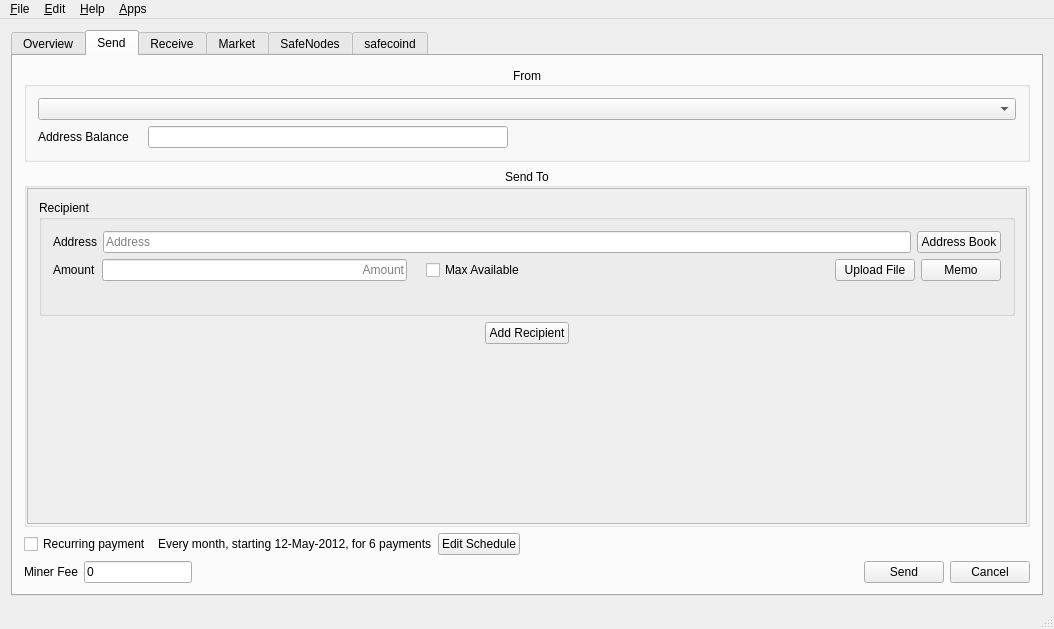
First picture: the form in src/mainwindow.ui, repository OleksandrBlack/safecoin-qt-wallet, before the edit.
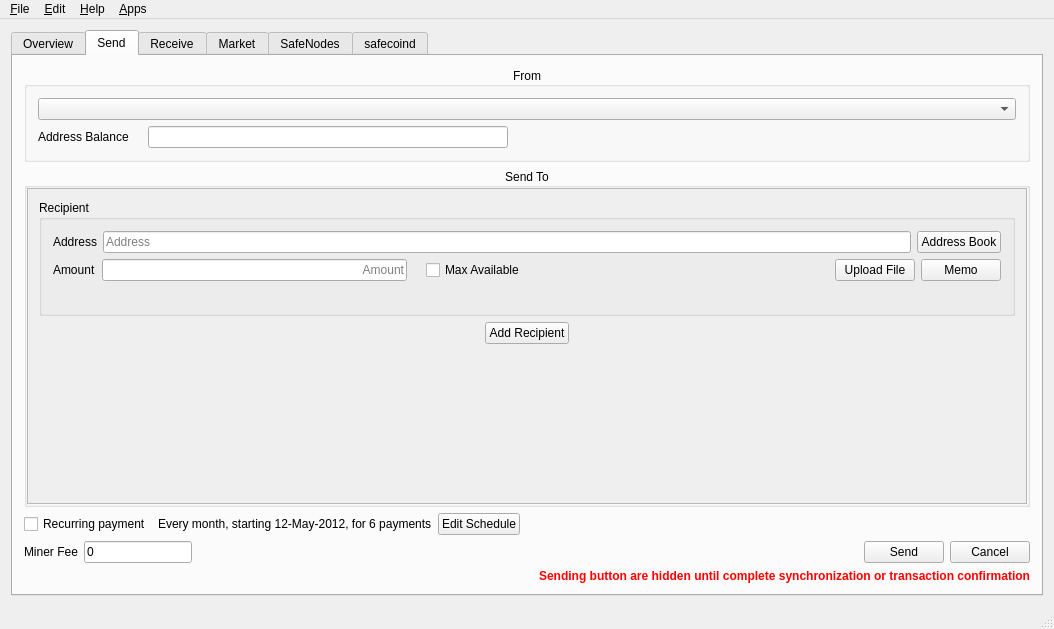
Second picture: the form after the edit. The open tabs and pages were chosen to show the change. Icons and pictures are not drawn. Custom widgets are drawn as their Qt base class.

Commit message: Sending button are hidden until complete synchronization or transaction confirmation

```diff
--- a/src/mainwindow.ui
+++ b/src/mainwindow.ui
@@ -527,7 +527,7 @@
                 <x>0</x>
                 <y>0</y>
                 <width>1004</width>
-                <height>323</height>
+                <height>304</height>
                </rect>
               </property>
               <layout class="QVBoxLayout" name="sendToLayout">
@@ -847,6 +847,25 @@
           </item>
          </layout>
         </item>
+        <item>
+         <widget class="QLabel" name="BlocksendingWarning">
+          <property name="font">
+           <font>
+            <weight>75</weight>
+            <bold>true</bold>
+           </font>
+          </property>
+          <property name="styleSheet">
+           <string notr="true">color: red;</string>
+          </property>
+          <property name="text">
+           <string>Sending button are hidden until complete synchronization or transaction confirmation</string>
+          </property>
+          <property name="alignment">
+           <set>Qt::AlignRight|Qt::AlignTrailing|Qt::AlignVCenter</set>
+          </property>
+         </widget>
+        </item>
        </layout>
       </widget>
       <widget class="QWidget" name="tab_3">
```
The commit also changes 3 other files.
